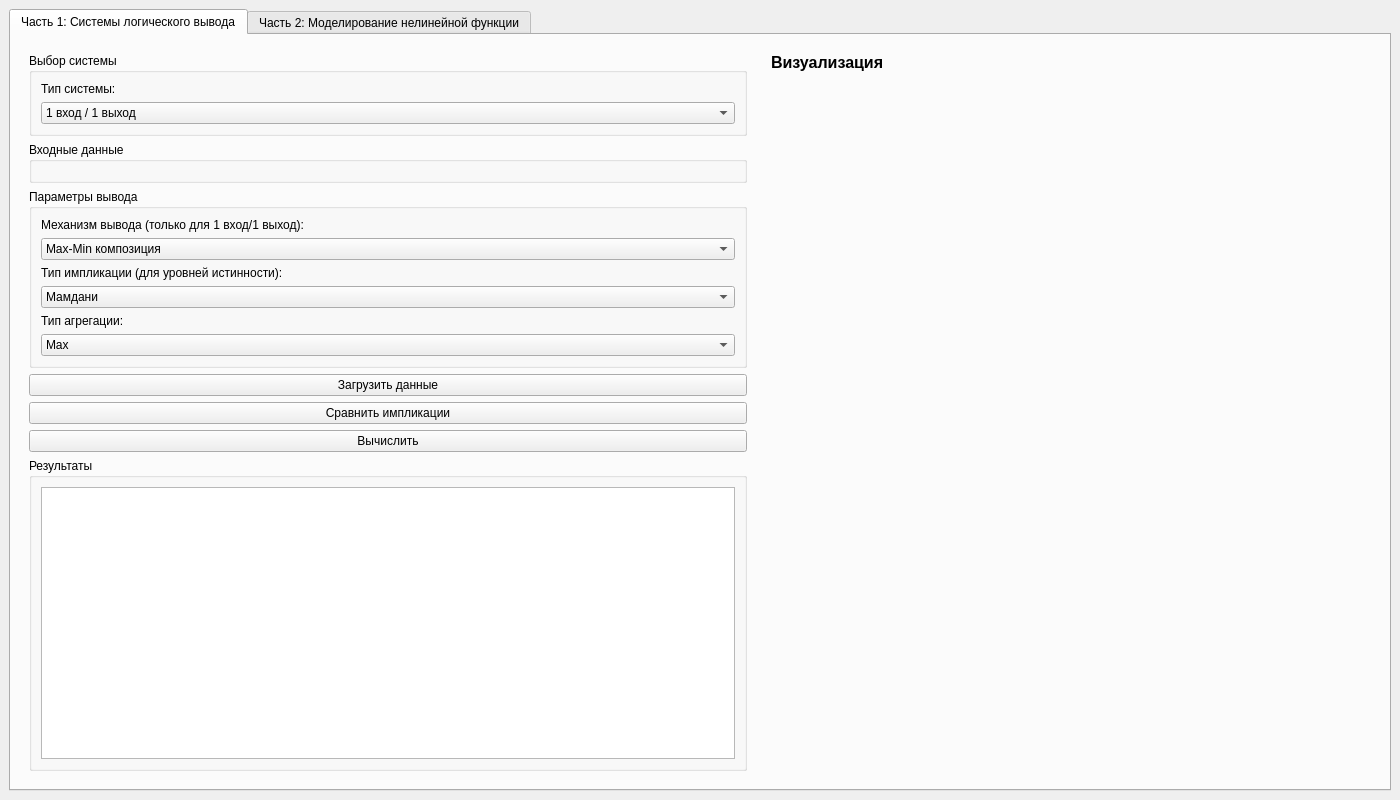
Above: lab3/mainwindow.ui from qelezy/ai_systems before the change. Below: the same form after it.
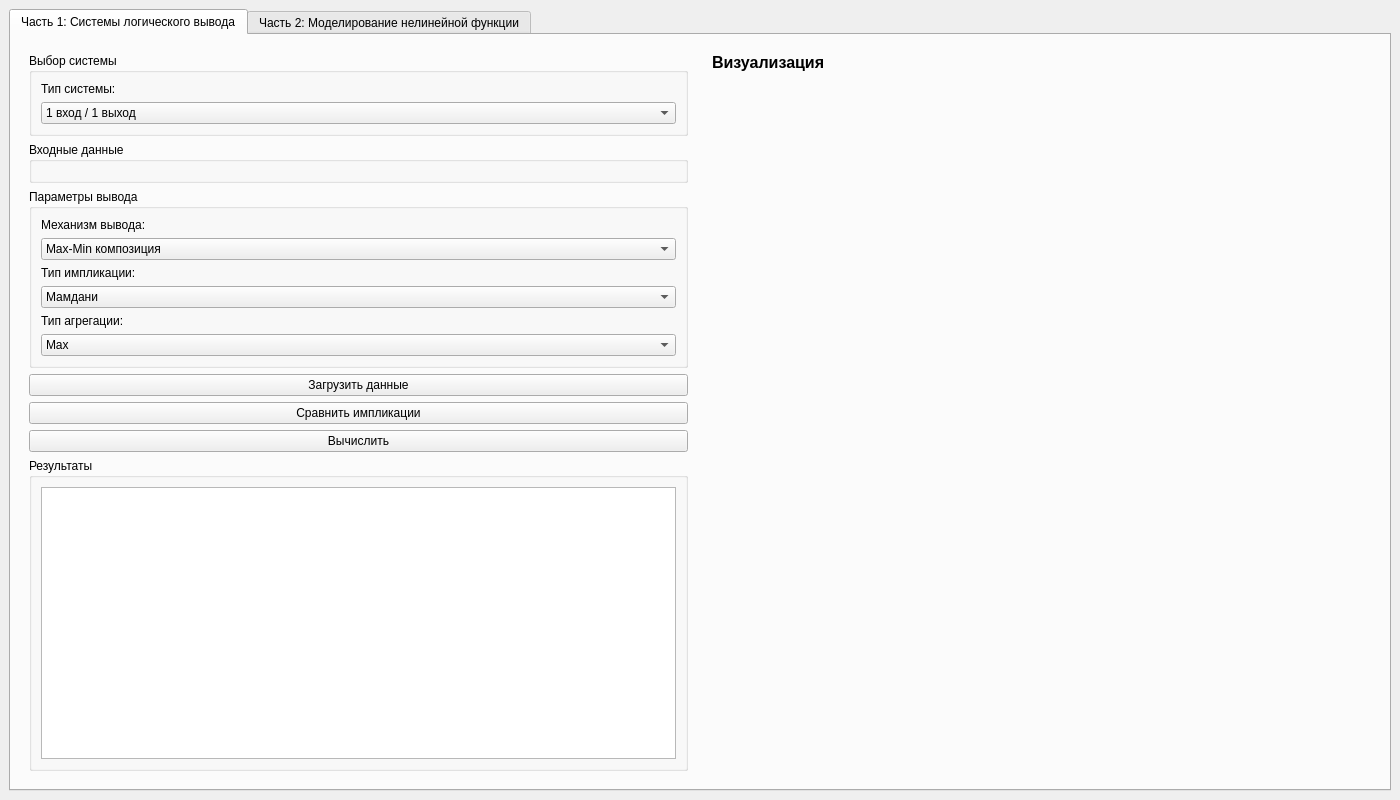
That is the form after the change.

Commit message: lab3: готова реализация 1 вход -> 1 выход

```diff
--- a/lab3/mainwindow.ui
+++ b/lab3/mainwindow.ui
@@ -24,7 +24,7 @@
        <attribute name="title">
         <string>Часть 1: Системы логического вывода</string>
        </attribute>
-       <layout class="QHBoxLayout" name="horizontalLayout_part1">
+       <layout class="QHBoxLayout" name="horizontalLayout_part1" stretch="1,1">
         <item>
          <widget class="QWidget" name="leftPanel" native="true">
           <layout class="QVBoxLayout" name="verticalLayout">
@@ -75,7 +75,7 @@
               <item>
                <widget class="QLabel" name="mechanismLabel">
                 <property name="text">
-                 <string>Механизм вывода (только для 1 вход/1 выход):</string>
+                 <string>Механизм вывода:</string>
                 </property>
                </widget>
               </item>
@@ -101,7 +101,7 @@
               <item>
                <widget class="QLabel" name="implLabel">
                 <property name="text">
-                 <string>Тип импликации (для уровней истинности):</string>
+                 <string>Тип импликации:</string>
                 </property>
                </widget>
               </item>
```
Left out of the diff: 4 changed lines with no effect on the pictures. The commit also changes 1 other file.
